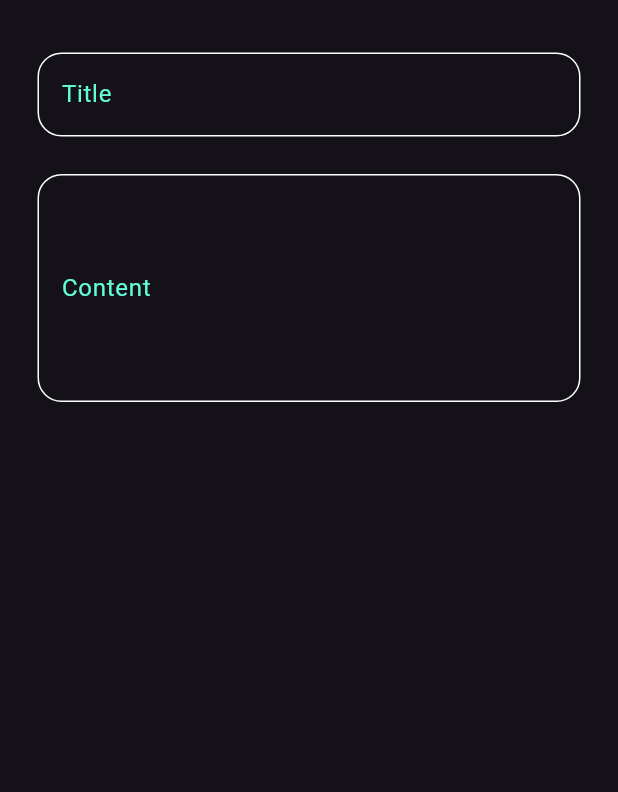
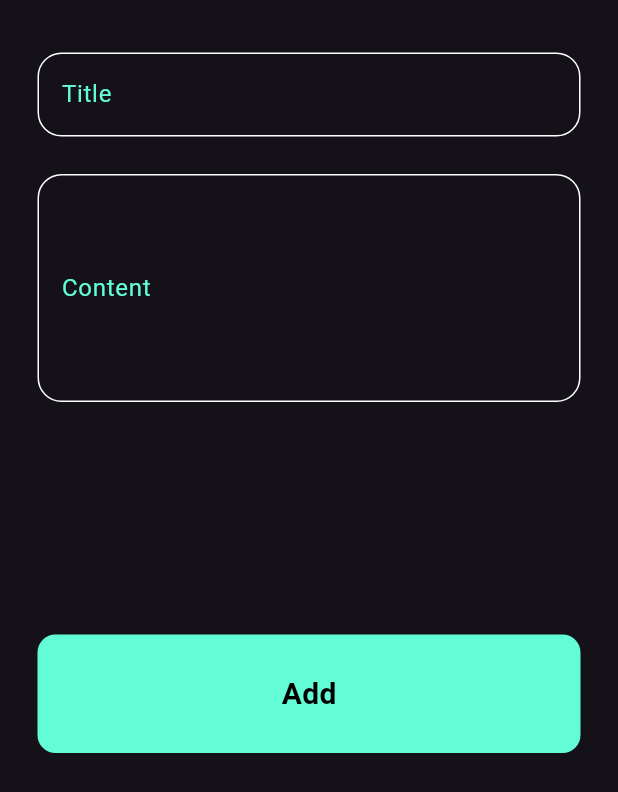
Before and after one commit to adnansakr593-beep/Notes-App, a Flutter app: the ShowModelCheat widget shown alone on an empty page, opened directly, on a phone screen of 412 x 824 dp. Shown: the top 792 px of the screen. Run offline on Flutter 3.47's test engine with Material 3 defaults, Android fonts, the phone set to English and light mode, and no system bars; our stand-ins replace google_fonts.

Commit message:
finsh model cheat

```diff
--- /dev/null
+++ b/lib/widgets/custom_buuton.dart
@@ -0,0 +1,33 @@
+import 'package:flutter/material.dart';
+import 'package:notes_app/helper/const.dart';
+
+class CustomBuuton extends StatelessWidget {
+  const CustomBuuton({super.key});
+
+  @override
+  Widget build(BuildContext context) {
+    return Container
+    (
+      padding: EdgeInsets.all(25),
+      decoration: BoxDecoration
+      (
+        borderRadius: BorderRadius.circular(12),
+        color: primarycolor
+      ),
+      child: Center
+      (
+        child: Text
+
+        (
+          'Add',
+          style: TextStyle
+          (
+            color: Colors.black,
+            fontWeight: FontWeight.bold,
+            fontSize: 20
+          ),
+        ),
+      ),
+    );
+  }
+}
--- a/lib/widgets/show_model_cheat.dart
+++ b/lib/widgets/show_model_cheat.dart
@@ -1,4 +1,5 @@
 import 'package:flutter/material.dart';
+import 'package:notes_app/widgets/custom_buuton.dart';
 import 'package:notes_app/widgets/custom_text_field.dart';
 
 class ShowModelCheat extends StatelessWidget {
@@ -6,24 +7,22 @@ class ShowModelCheat extends StatelessWidget {
 
   @override
   Widget build(BuildContext context) {
-    return  Padding(
+    return Padding(
       padding: const EdgeInsets.symmetric(horizontal: 25.0),
       child: Column(
-        children: [
+        // mainAxisAlignment: MainAxisAlignment.spaceEvenly,
+        children: const [
+            SizedBox(height: 35),
 
-          SizedBox(height: 35,),
+           CustomTextField(label: 'Title'),
 
-          CustomTextField
-          (
-            label: 'Title',
-          ),
-          SizedBox(height: 25,),
+           SizedBox(height: 25),
 
-          CustomTextField
-          (
-            label: 'Content',
-            maxlines: 5,
-          ),
+           CustomTextField(label: 'Content', maxlines: 5),
+
+           SizedBox(height: 155,),
+
+           CustomBuuton()
         ],
       ),
     );
```
